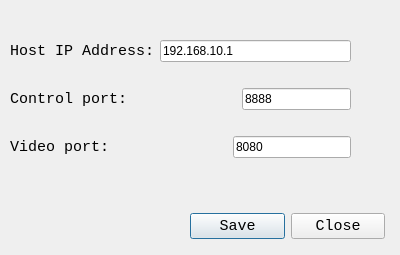
Before: the Qt Designer form setupdialog.ui in kyyang28/wifiVehicleClient, drawn with Qt 5.
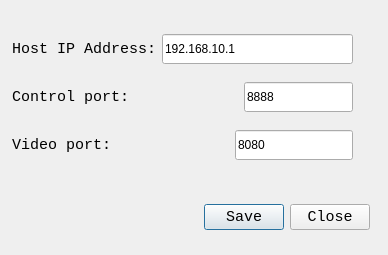
After: the same form once the commit is applied.

The edit to the form file:
```diff
--- a/setupdialog.ui
+++ b/setupdialog.ui
@@ -6,64 +6,32 @@
    <rect>
     <x>0</x>
     <y>0</y>
-    <width>400</width>
+    <width>388</width>
     <height>255</height>
    </rect>
   </property>
+  <property name="minimumSize">
+   <size>
+    <width>388</width>
+    <height>255</height>
+   </size>
+  </property>
   <property name="maximumSize">
    <size>
-    <width>400</width>
-    <height>300</height>
+    <width>388</width>
+    <height>255</height>
    </size>
   </property>
   <property name="windowTitle">
    <string>Dialog</string>
   </property>
-  <widget class="QWidget" name="layoutWidget">
-   <property name="geometry">
-    <rect>
-     <x>190</x>
-     <y>210</y>
-     <width>195</width>
-     <height>33</height>
-    </rect>
-   </property>
-   <layout class="QHBoxLayout" name="horizontalLayout_4">
-    <item>
-     <widget class="QPushButton" name="saveButton">
-      <property name="font">
-       <font>
-        <family>Consolas</family>
-        <pointsize>11</pointsize>
-       </font>
-      </property>
-      <property name="text">
-       <string>Save</string>
-      </property>
-     </widget>
-    </item>
-    <item>
-     <widget class="QPushButton" name="closeButton">
-      <property name="font">
-       <font>
-        <family>Consolas</family>
-        <pointsize>11</pointsize>
-       </font>
-      </property>
-      <property name="text">
-       <string>Close</string>
-      </property>
-     </widget>
-    </item>
-   </layout>
-  </widget>
   <widget class="QWidget" name="">
    <property name="geometry">
     <rect>
-     <x>10</x>
-     <y>20</y>
+     <x>12</x>
+     <y>22</y>
      <width>341</width>
-     <height>161</height>
+     <height>151</height>
     </rect>
    </property>
    <layout class="QVBoxLayout" name="verticalLayout">
@@ -84,6 +52,12 @@
       </item>
       <item>
        <widget class="QLineEdit" name="ipAddr">
+        <property name="maximumSize">
+         <size>
+          <width>200</width>
+          <height>30</height>
+         </size>
+        </property>
         <property name="text">
          <string>192.168.10.1</string>
         </property>
@@ -92,10 +66,7 @@
      </layout>
     </item>
     <item>
-     <layout class="QHBoxLayout" name="horizontalLayout_2" stretch="0,0,0">
-      <property name="sizeConstraint">
-       <enum>QLayout::SetDefaultConstraint</enum>
-      </property>
+     <layout class="QHBoxLayout" name="horizontalLayout_3">
       <item>
        <widget class="QLabel" name="label_2">
         <property name="font">
@@ -124,6 +95,12 @@
       </item>
       <item>
        <widget class="QLineEdit" name="controlPort">
+        <property name="maximumSize">
+         <size>
+          <width>300</width>
+          <height>30</height>
+         </size>
+        </property>
         <property name="text">
          <string>8888</string>
         </property>
@@ -132,7 +109,7 @@
      </layout>
     </item>
     <item>
-     <layout class="QHBoxLayout" name="horizontalLayout_3">
+     <layout class="QHBoxLayout" name="horizontalLayout_2">
       <item>
        <widget class="QLabel" name="label_3">
         <property name="font">
@@ -153,7 +130,7 @@
         </property>
         <property name="sizeHint" stdset="0">
          <size>
-          <width>40</width>
+          <width>18</width>
           <height>20</height>
          </size>
         </property>
@@ -161,6 +138,12 @@
       </item>
       <item>
        <widget class="QLineEdit" name="videoPort">
+        <property name="maximumSize">
+         <size>
+          <width>300</width>
+          <height>30</height>
+         </size>
+        </property>
         <property name="text">
          <string>8080</string>
         </property>
@@ -170,9 +153,57 @@
     </item>
    </layout>
   </widget>
-  <zorder>layoutWidget</zorder>
-  <zorder>layoutWidget</zorder>
-  <zorder>controlPort</zorder>
+  <widget class="QWidget" name="">
+   <property name="geometry">
+    <rect>
+     <x>9</x>
+     <y>201</y>
+     <width>361</width>
+     <height>33</height>
+    </rect>
+   </property>
+   <layout class="QHBoxLayout" name="horizontalLayout_4">
+    <item>
+     <spacer name="horizontalSpacer_3">
+      <property name="orientation">
+       <enum>Qt::Horizontal</enum>
+      </property>
+      <property name="sizeHint" stdset="0">
+       <size>
+        <width>148</width>
+        <height>20</height>
+       </size>
+      </property>
+     </spacer>
+    </item>
+    <item>
+     <widget class="QPushButton" name="saveButton">
+      <property name="font">
+       <font>
+        <family>Consolas</family>
+        <pointsize>11</pointsize>
+       </font>
+      </property>
+      <property name="text">
+       <string>Save</string>
+      </property>
+     </widget>
+    </item>
+    <item>
+     <widget class="QPushButton" name="closeButton">
+      <property name="font">
+       <font>
+        <family>Consolas</family>
+        <pointsize>11</pointsize>
+       </font>
+      </property>
+      <property name="text">
+       <string>Close</string>
+      </property>
+     </widget>
+    </item>
+   </layout>
+  </widget>
  </widget>
  <resources/>
  <connections/>
```
